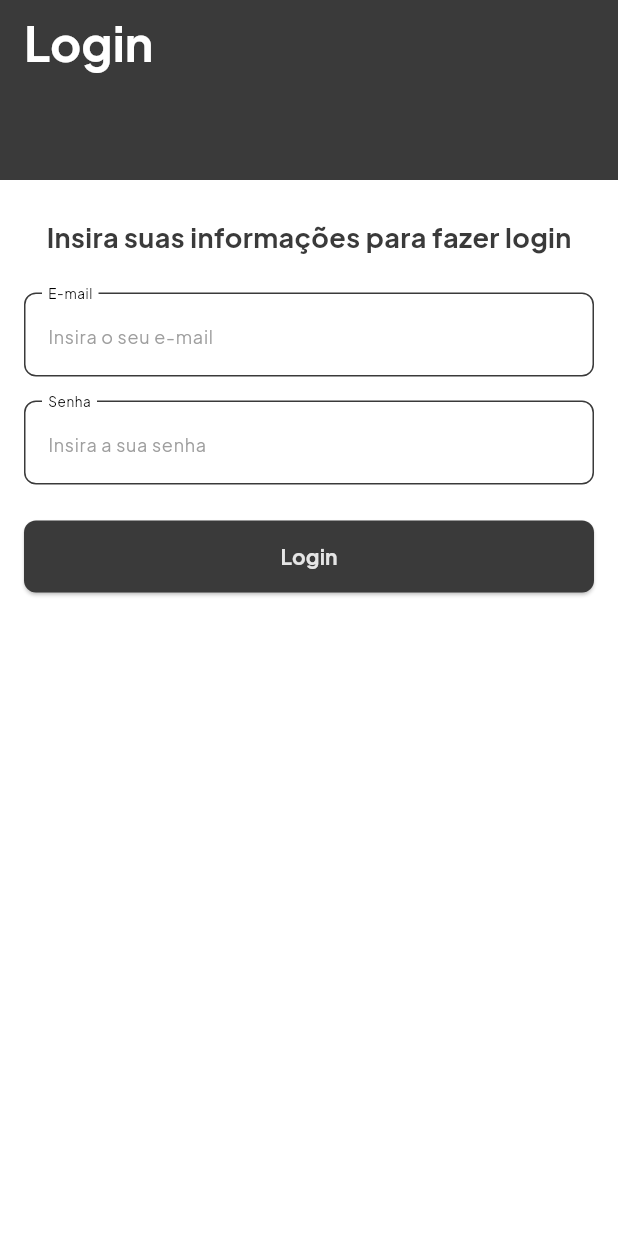
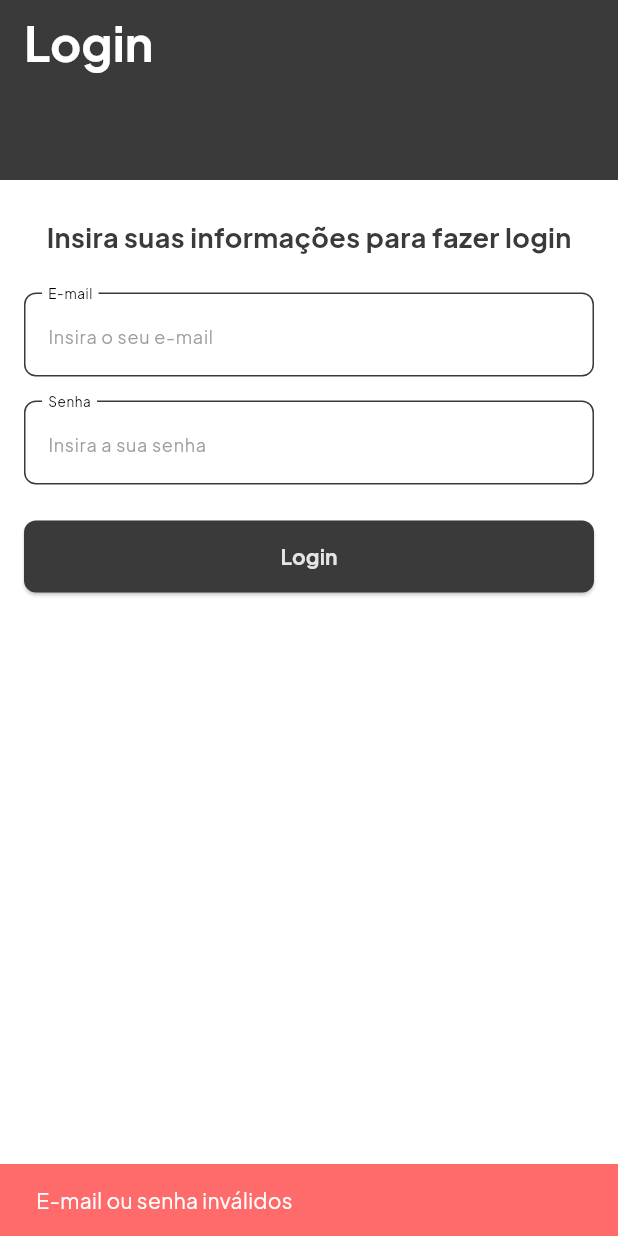
Before and after one commit to thiagofons/reservation-system, a Flutter app: the screen it shows after launch, after a tap on "Login", on a phone screen of 412 x 824 dp. Run offline on Flutter 3.47's test engine with Material 3 defaults, Android fonts, the phone set to English and light mode, and no system bars; our stand-ins replace logger, sqflite; accounts and stored records are empty.

Commit message:
👌 IMPROVE: Login error messages

```diff
--- a/host_app/lib/screens/login.dart
+++ b/host_app/lib/screens/login.dart
@@ -30,6 +30,13 @@ class _LoginScreenState extends State<LoginScreen> {
           Navigator.pushReplacementNamed(
             context,
             HomeScreen.routeName,
+          );
+        } else {
+          ScaffoldMessenger.of(context).showSnackBar(
+            SnackBar(
+              content: Text("E-mail ou senha inválidos"),
+              backgroundColor: Theme.of(context).colorScheme.error,
+            ),
           );
         }
       });
```
